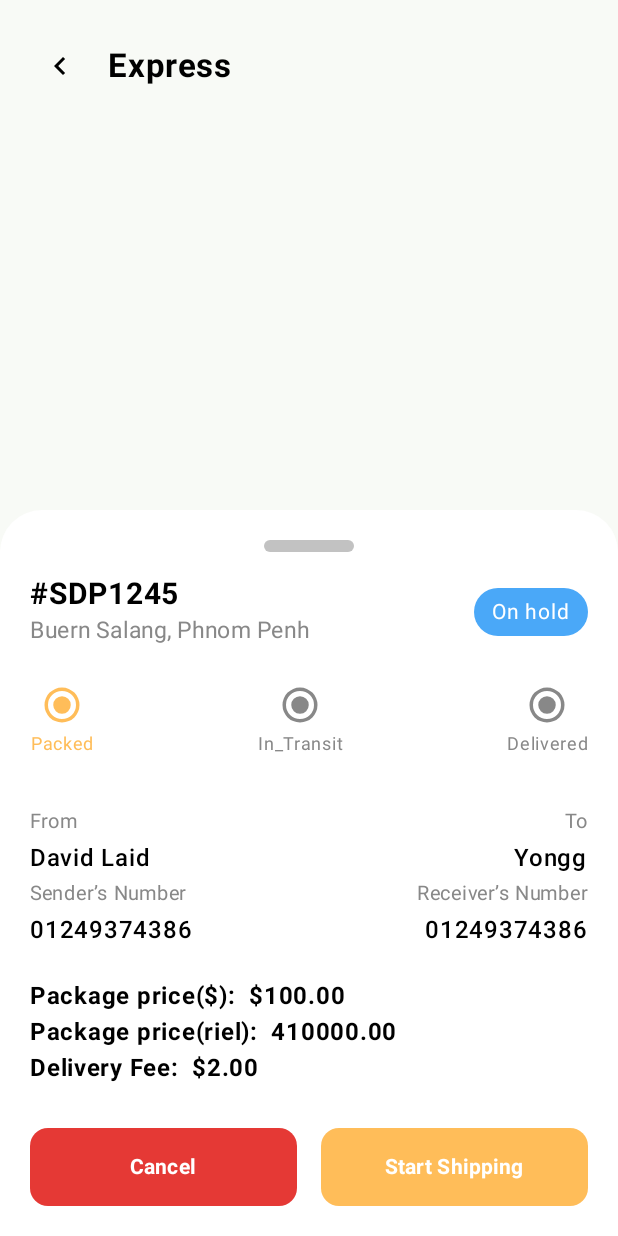
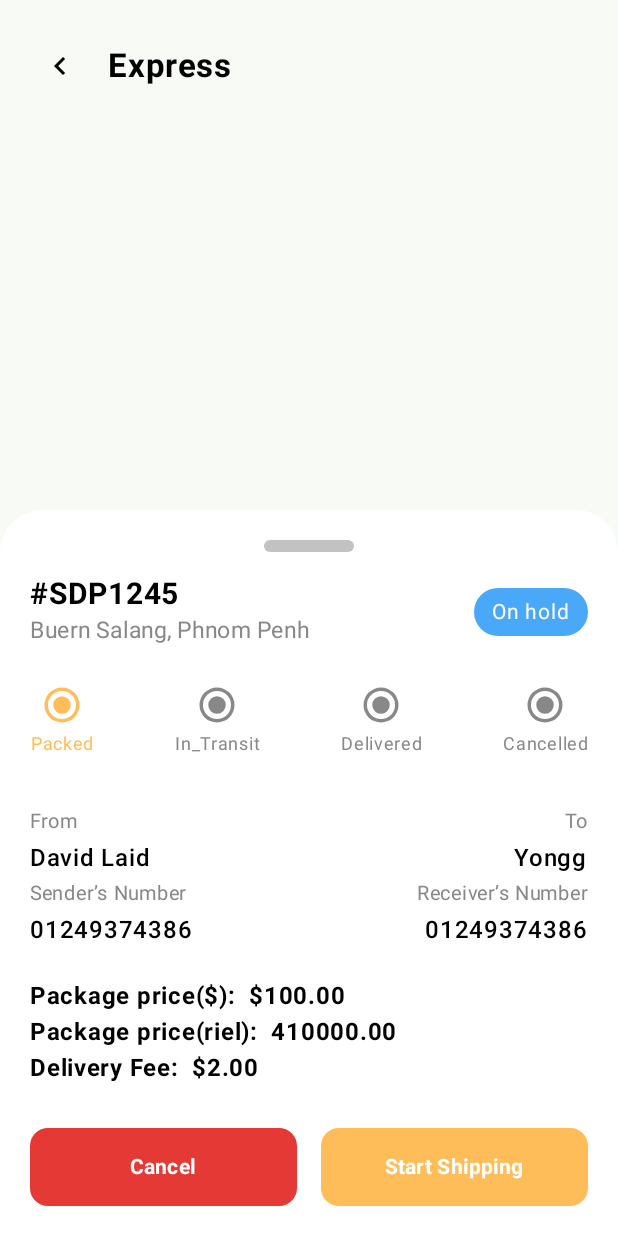
Before and after one commit to Logistic-speedize/speediz-mobile, an Android app built with Jetpack Compose: the @Preview function ExpressDetailPreview, on a phone screen of 412 x 824 dp. Run offline under Robolectric (Android 15) with nearby library versions, the phone set to English and light mode, and no system bars.

Commit message:
thaem radio button mouy tt label cancelled

```diff
--- a/app/src/main/java/com/example/speediz/ui/feature/authorized/delivery/Package/ScreenExpressDetail2.kt
+++ b/app/src/main/java/com/example/speediz/ui/feature/authorized/delivery/Package/ScreenExpressDetail2.kt
@@ -116,11 +116,15 @@ fun ScreenExpressDetail2() {
                     )
                     StatusItem(
                         title = "In_Transit",
-                        active = currentStatus == "Shippin"
+                        active = currentStatus == "In_Transit"
                     )
                     StatusItem(
                         title = "Delivered",
                         active = currentStatus == "Delivered"
+                    )
+                    StatusItem(
+                        title = "Cancelled",
+                        active = currentStatus == "Cancelled"
                     )
                 }
 
```
